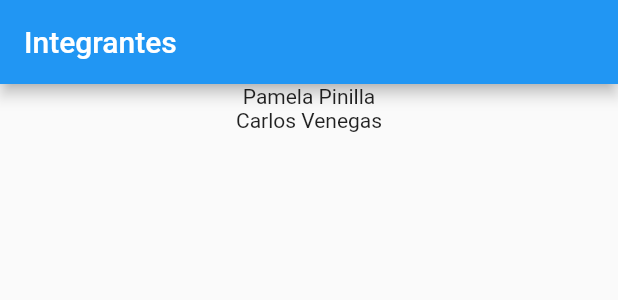
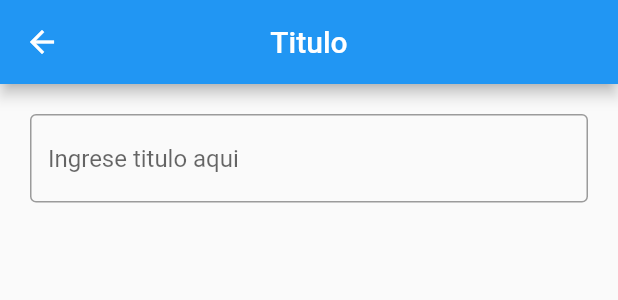
Before and after one commit to PamelaCarina/proyectoPAM, a Flutter app: what sideBar() shows on an empty page, opened directly, after a tap on "Agregar", on a phone screen of 412 x 824 dp. Shown: the top 300 px of the screen. Run offline on Flutter 3.47's test engine with Material 2 defaults, Android fonts, the phone set to English and light mode, and no system bars; our stand-ins replace cool_alert, fluttertoast, shared_preferences; accounts and stored records are empty; network calls fail.

Commit message:
commit cinco aaa

```diff
--- a/lib/pages/ingreso.dart
+++ b/lib/pages/ingreso.dart
@@ -1,5 +1,45 @@
-//TODO : hacer la custion de ingreso de mensajes haciendo uso de http post al servidor
+import 'package:flutter/material.dart';
+import 'package:democlase3/services/ingresoService.dart';
+import 'supermensajes.dart';
 
-class ingreso{
+
+class ingreso extends StatefulWidget {
+  @override
+  _ingresoState createState() => _ingresoState();
+}
+
+class _ingresoState extends State<ingreso>{
+  TextEditingController tituloController= TextEditingController();
+  TextEditingController descripcionController=TextEditingController();
+  @override
+  Widget build(BuildContext context){
+    return Scaffold(
+      appBar: AppBar(
+          centerTitle: true,
+          title: Text('Titulo'),
+      ),
+      body: Container(
+        padding: EdgeInsets.all(20),
+        child:Column(
+        children:[
+          TextField(
+            decoration: InputDecoration(
+              border: OutlineInputBorder(), hintText: 'Ingrese titulo aqui'),
+
+          ),
+        ],
+        ),
+      ),
+    );
+}
+
+
+  Future<void> validarMensaje(String titulo, String descripcion) async{
+    final response= await IngresoService().validar(titulo, descripcion);
+    if(response.statusCode==201){
+      Navigator.push(
+          context, MaterialPageRoute(builder: (context) => supermensajes()));
+    }
+  }
 
 }
--- /dev/null
+++ b/lib/services/ingresoService.dart
@@ -0,0 +1,20 @@
+import 'dart:convert';
+import 'package:intl/intl.dart';
+import 'package:democlase3/global.dart';
+import 'package:http/http.dart' as http;
+
+class IngresoService {
+  Future<http.Response> validar(String titulo, String descripcion) async {
+    return await http.post(
+      Uri.parse('https://40fd422c6d4d.sa.ngrok.io/api/Usuarios'),
+      headers: <String, String>{
+        'Content-Type': 'application/json; charset=UTF-8',
+      },
+      body: jsonEncode(<String, String>{'login': Global.login,
+        'fecha': DateFormat("yyyy-MM-dd hh:mm:ss").format(DateTime.now()),
+        'titulo': titulo,
+        'texto' : descripcion
+      }),
+    );
+  }
+}
--- a/lib/sideBar.dart
+++ b/lib/sideBar.dart
@@ -35,9 +35,12 @@ class sideBar extends StatelessWidget{
     Navigator.pop(context);
     switch(index){
       case 0:
+        Navigator.push(context,MaterialPageRoute(builder: (context)=>  ingreso()));
+        break;
+      case 1:
         Navigator.push(context,MaterialPageRoute(builder: (context)=> const integrantes()));
         break;
-      case 1:
+      case 2:
         Navigator.push(context,MaterialPageRoute(builder: (context)=> const login()));
         break;
       default:
@@ -45,4 +48,5 @@ class sideBar extends StatelessWidget{
         break;
     }
   }
+
 }
--- a/lib/sideBar_item.dart
+++ b/lib/sideBar_item.dart
@@ -13,7 +13,7 @@ class sideBarItem extends StatelessWidget{
           height:40,
           child: Row(
             children: [
-              Text(name, style: const TextStyle(fontSize:20,color:Colors.blue))
+              Text(name, style:  TextStyle(fontSize:20,color:Colors.black87))
             ],
         ),
       ),
--- a/pubspec.yaml
+++ b/pubspec.yaml
@@ -37,6 +37,8 @@ dependencies:
   # Use with the CupertinoIcons class for iOS style icons.
   cupertino_icons: ^1.0.2
   http: ^0.13.5
+  get: ^4.6.5
+  intl: ^0.17.0
 
 dev_dependencies:
   flutter_test:
```
Also changed, not shown: lib/pages/supermensajes.dart (+18 -19 lines), pubspec.lock.
